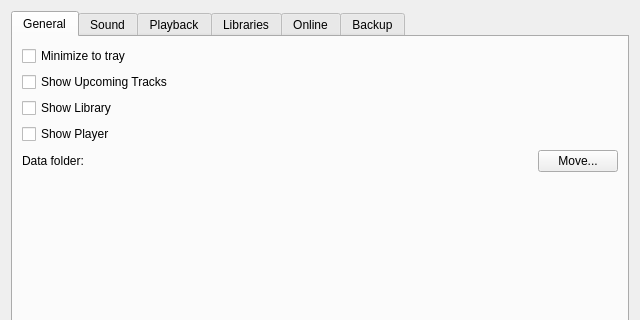
music-hive-dev/MusicHive, file ui/settings.ui: the form before one commit; both pictures show x 0 to 640 and y 0 to 320 of the 640 by 480 pixel window.
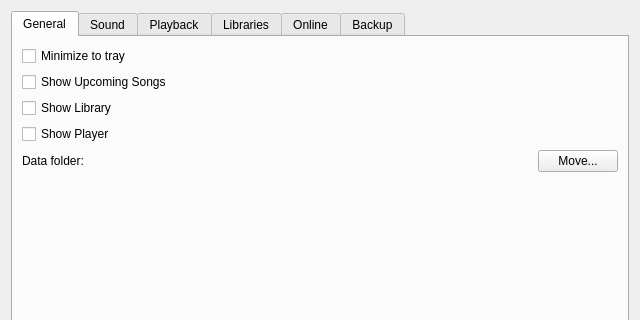
The form after the commit.

```diff
--- a/ui/settings.ui
+++ b/ui/settings.ui
@@ -31,7 +31,7 @@
        <item>
         <widget class="QCheckBox" name="generalShowUpcoming">
          <property name="text">
-          <string>Show Upcoming Tracks</string>
+          <string>Show Upcoming Songs</string>
          </property>
         </widget>
        </item>
```
Left out of the diff: 4 changed lines with no effect on the pictures.
